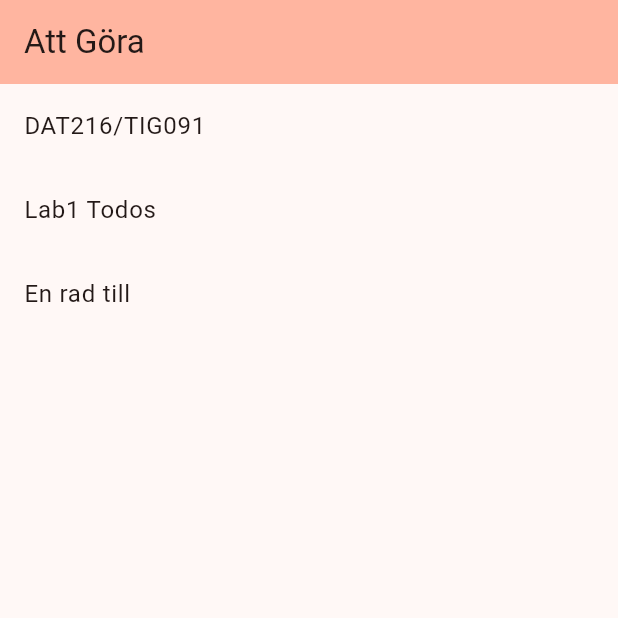
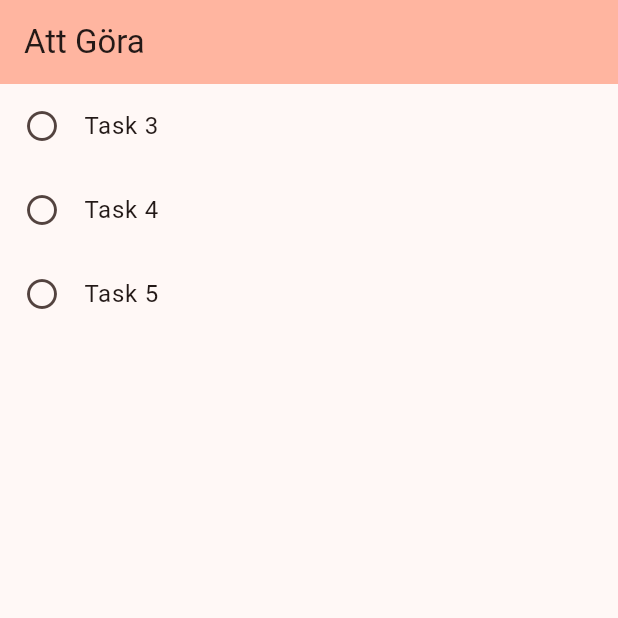
Before and after one commit to antonbulow/Laboration-DOKAGG, a Flutter app: the screen it shows after launch, on a phone screen of 412 x 824 dp, the top half of it. Run offline on Flutter 3.47's test engine with Material 3 defaults, Android fonts, the phone set to English and light mode, and no system bars.

Commit message:
Dag 1, klar

```diff
--- a/lib/main.dart
+++ b/lib/main.dart
@@ -1,8 +1,13 @@
 import 'package:flutter/material.dart';
+import 'package:lab1/model/task_handler.dart';
 import 'package:lab1/pages/main_view.dart';
+import 'package:provider/provider.dart';
 
 void main() {
-  runApp(const MyApp());
+  runApp(ChangeNotifierProvider(
+    create: (context) => TaskHandler(),
+    child: const MyApp(),
+  ));
 }
 
 class MyApp extends StatelessWidget {
--- a/lib/pages/main_view.dart
+++ b/lib/pages/main_view.dart
@@ -1,4 +1,5 @@
 import 'package:flutter/material.dart';
+import 'package:lab1/widgets/task_list.dart';
 
 
 class MainView extends StatelessWidget {
@@ -19,13 +20,7 @@ class MainView extends StatelessWidget {
       //       Text('DAT216/TIG091'),
       //       Text('Lab1 Todos'),
       //     ],
-        body: ListView(
-          children: [
-            ListTile(title: Text('DAT216/TIG091')),
-            ListTile(title: Text('Lab1 Todos')),
-            ListTile(title: Text('En rad till')),
-        ],
-      ),
+        body: TaskList()
     );
   }
 }
--- /dev/null
+++ b/lib/widgets/task_list.dart
@@ -0,0 +1,24 @@
+import 'package:flutter/material.dart';
+import 'package:lab1/model/task.dart';
+import 'package:lab1/model/task_handler.dart';
+import 'package:lab1/widgets/status_icon.dart';
+import 'package:provider/provider.dart';
+
+
+class TaskList extends StatelessWidget {
+  const TaskList({super.key});
+
+  @override
+  Widget build(BuildContext context) {
+
+    var taskHandler = context.watch<TaskHandler>();
+    var tasks = taskHandler.testTasks();
+
+    return ListView(children: [
+        for (final task in tasks)
+           ListTile(
+             leading: StatusIcon(task),
+             title: Text(task.title)),
+         ]);
+  }
+}
```
